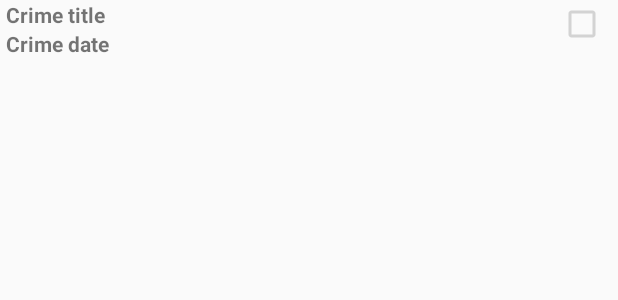
After one commit to kasingj/androidProjects, an Android app: the layout list_item_crime.xml on its own in the app's theme, with its tools: preview values and no code run, on a phone screen of 412 x 824 dp. The commit adds this screen. Shown: the top 300 px of the screen. Run offline under Robolectric (Android 15) with nearby library versions, the phone set to English and light mode, and no system bars.

Commit message:
made custom crime adapter and created listview to hold crimes

```diff
--- a/criminalIntent/MyApplication/app/src/main/java/com/example/kasingj/criminalintent/Crime.java
+++ b/criminalIntent/MyApplication/app/src/main/java/com/example/kasingj/criminalintent/Crime.java
@@ -34,6 +34,11 @@
 
     }
 
+    @Override
+    public String toString() {
+        return mTitle;
+    }
+
     public UUID getId() {
         return mId;
     }
--- /dev/null
+++ b/criminalIntent/MyApplication/app/src/main/res/layout/list_item_crime.xml
@@ -0,0 +1,36 @@
+<?xml version="1.0" encoding="utf-8"?>
+<RelativeLayout xmlns:android="http://schemas.android.com/apk/res/android"
+                android:layout_width="match_parent"
+                android:layout_height="wrap_content">
+
+    <CheckBox
+        android:layout_width="wrap_content"
+        android:layout_height="wrap_content"
+        android:id="@+id/crime_list_item_solvedCheckBox"
+        android:checked="false"
+        android:gravity="center"
+        android:padding="4dp"
+        android:layout_alignParentRight="true"
+        android:focusable="false"
+        android:enabled="false"/>
+
+    <TextView
+        android:layout_width="match_parent"
+        android:layout_height="wrap_content"
+        android:text="Crime title"
+        android:id="@+id/crime_list_item_titleTextView"
+        android:layout_toLeftOf="@id/crime_list_item_solvedCheckBox"
+        android:textStyle="bold"
+        android:paddingLeft="4dp"
+        android:paddingRight="4dp"/>
+    <TextView
+        android:layout_width="match_parent"
+        android:layout_height="wrap_content"
+        android:text="Crime date"
+        android:id="@+id/crime_list_item_dateTextView"
+        android:layout_below="@id/crime_list_item_titleTextView"
+        android:layout_toLeftOf="@id/crime_list_item_solvedCheckBox"
+        android:textStyle="bold"
+        android:paddingLeft="4dp"
+        android:paddingRight="4dp"/>
+</RelativeLayout>
--- a/criminalIntent/MyApplication/app/src/main/res/values/strings.xml
+++ b/criminalIntent/MyApplication/app/src/main/res/values/strings.xml
@@ -4,4 +4,5 @@
     <string name="crime_title_label">Title</string>
     <string name="crime_details_label">Details</string>
     <string name="crime_solved_label">Solved?</string>
+    <string name="crimes_title">Crimes</string>
 </resources>
```
Also changed, not shown: criminalIntent/MyApplication/app/src/main/AndroidManifest.xml (+6 -2 lines), criminalIntent/MyApplication/app/src/main/java/com/example/kasingj/criminalintent/CrimeActivity.java (+3 -18 lines), criminalIntent/MyApplication/app/src/main/java/com/example/kasingj/criminalintent/CrimeLab.java (added, +49 -0 lines), criminalIntent/MyApplication/app/src/main/java/com/example/kasingj/criminalintent/CrimeListFragment.java (added, +76 -0 lines), criminalIntent/MyApplication/app/src/main/java/com/example/kasingj/criminalintent/CrimesListActivity.java (added, +14 -0 lines), criminalIntent/MyApplication/app/src/main/java/com/example/kasingj/criminalintent/SingleFragmentActivity.java (added, +30 -0 lines), criminalIntent/MyApplication/app/src/main/res/layout/activity_fragment.xml (renamed from criminalIntent/MyApplication/app/src/main/res/layout/activity_crime.xml).
